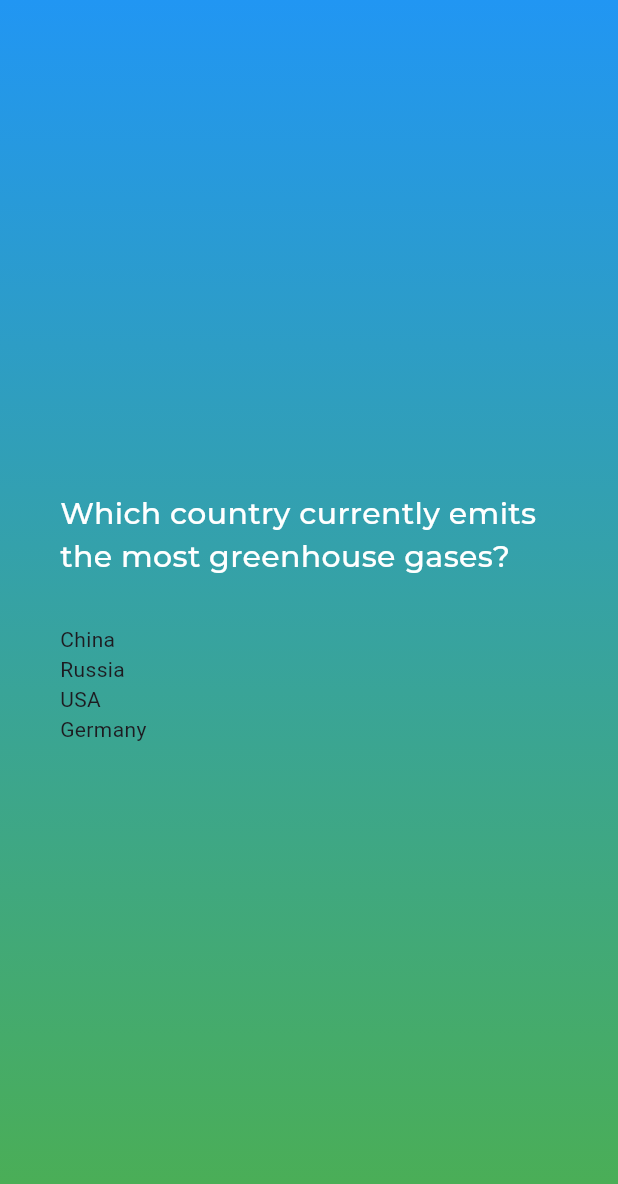
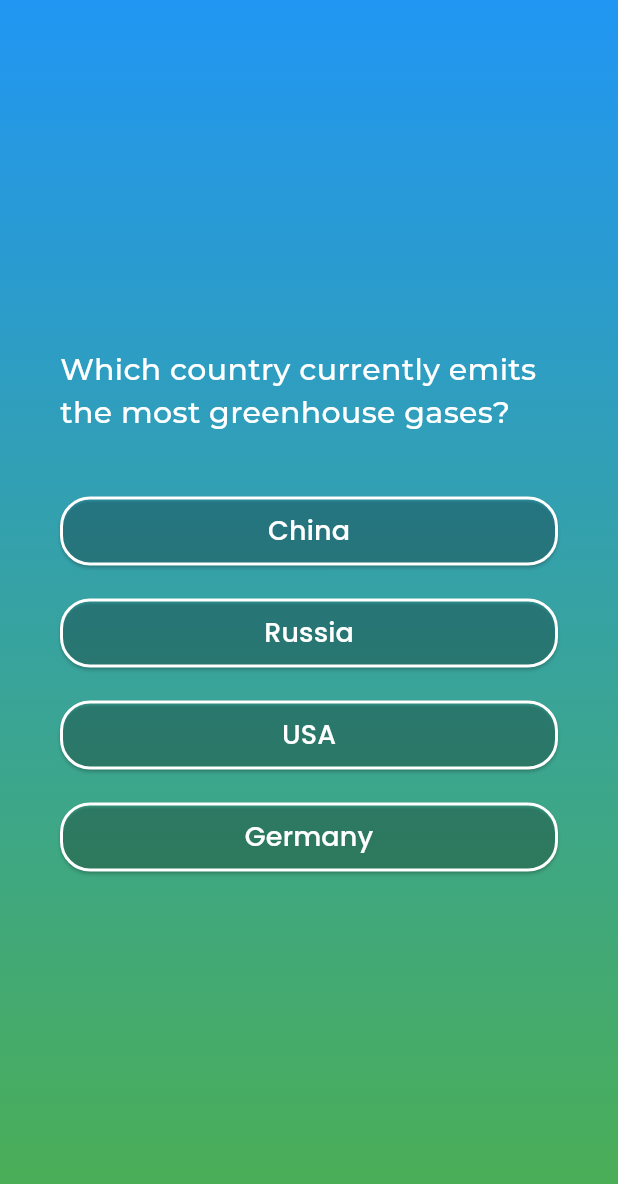
Before and after one commit to BenjaminChoron/environment_quiz, a Flutter app: the screen it shows after launch, after a tap on "Start Quiz", on a phone screen of 412 x 824 dp. Shown: the top 1184 px of the screen. Run offline on Flutter 3.47's test engine with Material 3 defaults, Android fonts, the phone set to English and light mode, and no system bars; our stand-ins replace google_fonts.

Commit message:
💄 Display options as buttons

```diff
--- /dev/null
+++ b/lib/answer_button.dart
@@ -0,0 +1,42 @@
+import 'package:flutter/material.dart';
+import 'package:google_fonts/google_fonts.dart';
+
+class AnswerButton extends StatelessWidget {
+  const AnswerButton({
+    super.key,
+    required this.text,
+    required this.onPressed,
+  });
+
+  final String text;
+  final void Function() onPressed;
+
+  @override
+  Widget build(BuildContext context) {
+    return Container(
+      margin: const EdgeInsets.symmetric(vertical: 10),
+      child: ElevatedButton(
+        onPressed: onPressed,
+        style: ElevatedButton.styleFrom(
+          padding: const EdgeInsets.symmetric(horizontal: 30, vertical: 10),
+          backgroundColor: const Color.fromARGB(0, 255, 255, 255),
+          foregroundColor: Colors.blue,
+          shape: RoundedRectangleBorder(
+            borderRadius: BorderRadius.circular(20),
+            side: const BorderSide(
+              color: Colors.white,
+              width: 2,
+            ),
+          ),
+        ),
+        child: Text(
+          text,
+          style: GoogleFonts.poppins(
+            color: Colors.white,
+            fontSize: 18,
+          ),
+        ),
+      ),
+    );
+  }
+}
--- a/lib/questions_screen.dart
+++ b/lib/questions_screen.dart
@@ -1,3 +1,4 @@
+import 'package:environment_quiz/answer_button.dart';
 import 'package:environment_quiz/questions.dart';
 import 'package:flutter/material.dart';
 import 'package:google_fonts/google_fonts.dart';
@@ -28,7 +29,7 @@ class _QuestionsScreenState extends State<QuestionsScreen> {
         ),
         const SizedBox(height: 30),
         ...currentQuestion.options.map((option) {
-          return Text(option);
+          return AnswerButton(text: option, onPressed: () {});
         })
       ],
     );
```
